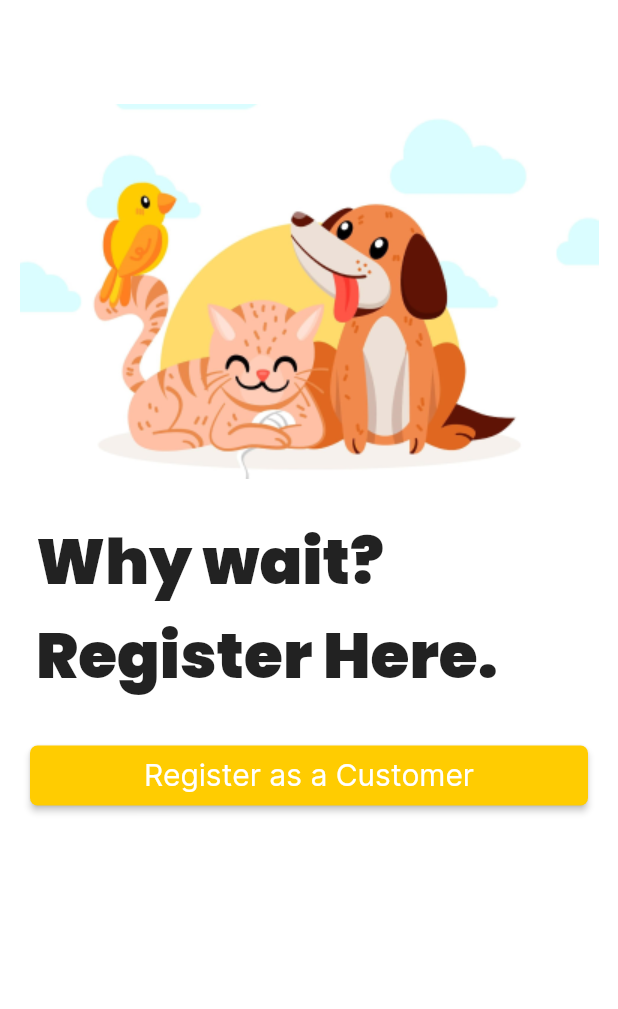
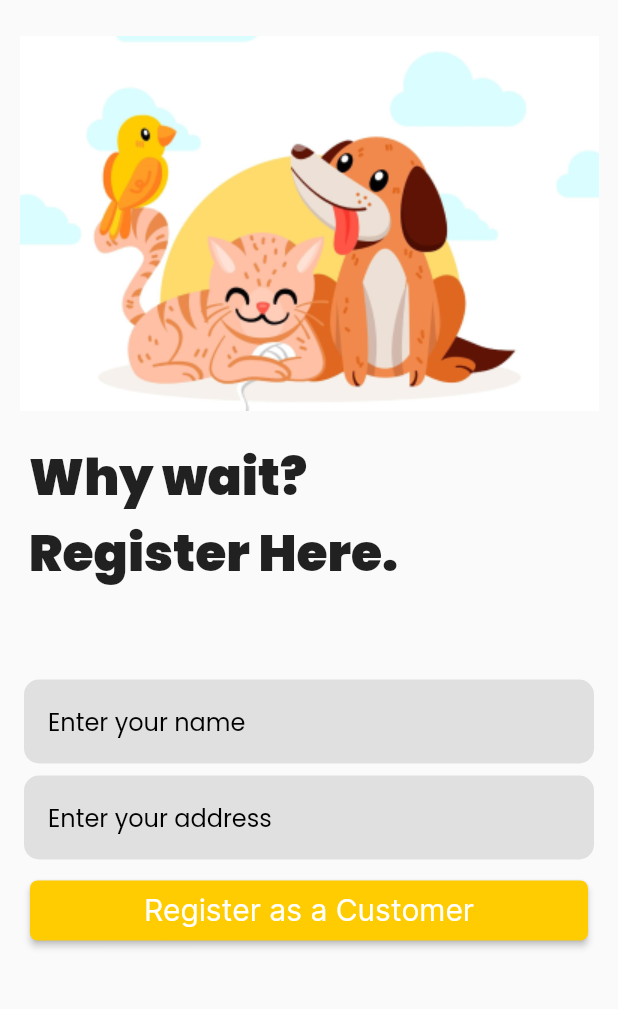
Before and after one commit to ashwinbiju47/PetPal, a Flutter app: the CustomerP1 screen opened directly, on a phone screen of 412 x 824 dp, the part 225-1234 px from its top. Run offline on Flutter 3.47's test engine with Material 2 defaults, Android fonts, the phone set to English and light mode, and no system bars.

```diff
--- a/lib/Customer_P1.dart
+++ b/lib/Customer_P1.dart
@@ -1,49 +1,109 @@
 import 'package:flutter/material.dart';
 
 import 'const.dart';
-
 
 class CustomerP1 extends StatelessWidget {
   const CustomerP1({super.key});
 
   @override
   Widget build(BuildContext context) {
+    backgroundColor:
+    Color.fromARGB(255, 255, 255, 255);
     return Scaffold(
-      backgroundColor: Colors.white,
       body: SafeArea(
         child: SingleChildScrollView(
-
           child: Column(
 
               //alignment
-              mainAxisAlignment: MainAxisAlignment.spaceEvenly,
-              crossAxisAlignment: CrossAxisAlignment.stretch,
+              mainAxisAlignment: MainAxisAlignment.spaceAround,
+              crossAxisAlignment: CrossAxisAlignment.start,
               children: [
-                const CustomText(
-                   text: 'Petpal Cares\nYour Pet!',
+                Transform.scale(
+                  scale: 1,
+                  alignment: Alignment.topLeft,
+                  child: const CustomText(
+                    text: 'Petpal Cares\nYour Pet!',
+                  ),
                 ),
-//image
-                Container(
-                  margin: const EdgeInsets.only(top: 45.0),
-                  alignment: Alignment.center,
-                  child: Image.asset('assets/images/1.png'),
+                SizedBox(
+                    height: 0.0), // Set the desired height between the widgets
+                Transform.scale(
+                  scale: 1,
+                  alignment: Alignment.topLeft,
+                  child: Container(
+                    margin: const EdgeInsets.only(top: 0.0),
+                    alignment: Alignment.center,
+                    child: Image.asset('assets/images/1.png'),
+                  ),
+                ),
+                SizedBox(
+                    height: 0.0), // Set the desired height between the widgets
+                Transform.scale(
+                  scale: 0.8,
+                  alignment: Alignment.topLeft,
+                  child: const CustomText(
+                    text: 'Why wait?\nRegister Here.',
+                  ),
                 ),
 
-
-          const CustomText(
-
-                  text: 'Why wait?\nRegister Here.',
+                SizedBox(
+                  height: 5.0,
+                ), // Add spacing between input boxes and other widgets
+            Padding(
+                  padding: const EdgeInsets.symmetric(horizontal: 16.0),
+                  child: Container(
+                    decoration: BoxDecoration(
+                      color: Colors.grey[300],
+                      borderRadius:
+                          BorderRadius.circular(10.0), // Add rounded edges
+                    ),
+                    child: TextField(
+                      decoration: InputDecoration(
+                        hintText: 'Enter your name',
+                        hintStyle: TextStyle(
+                          color: Colors.black,
+                          fontFamily: 'Poppins',
+                        ),
+                        border: InputBorder.none,
+                        contentPadding: EdgeInsets.all(16.0),
+                      ),
+                    ),
+                  ),
+                ),
+                SizedBox(
+                  height: 8.0,
+                ),
+                Padding(
+                  padding: const EdgeInsets.symmetric(horizontal: 16.0),
+                  child: Container(
+                    decoration: BoxDecoration(
+                      color: Colors.grey[300],
+                      borderRadius: BorderRadius.circular(10.0),
+                    ),
+                    child: TextField(
+                      decoration: InputDecoration(
+                        hintText: 'Enter your address',
+                        hintStyle: TextStyle(
+                          color: Colors.black,
+                          fontFamily: 'Poppins',
+                        ),
+                        border: InputBorder.none,
+                        contentPadding: EdgeInsets.all(16.0),
+                      ),
+                    ),
+                  ),
                 ),
 // Sign in as shop owner
-
+                SizedBox(
+                  height: 10.0,
+                ),
                 CustomButton(
                   buttonName: 'Register as a Customer',
                   onPressed: () {
                     // Your button action here
                   },
                 ),
-              ]
-          ),
+              ]),
         ),
       ),
     );
```
